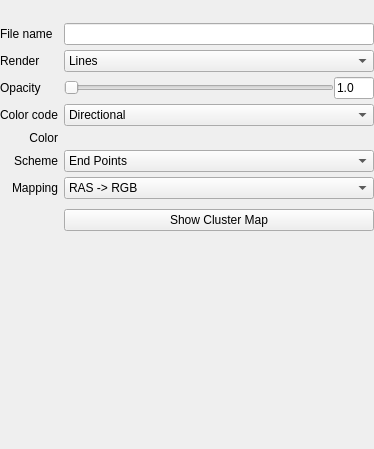
First picture: the form in freeview/PanelTrack.ui, repository freesurfer/freesurfer, before the edit.
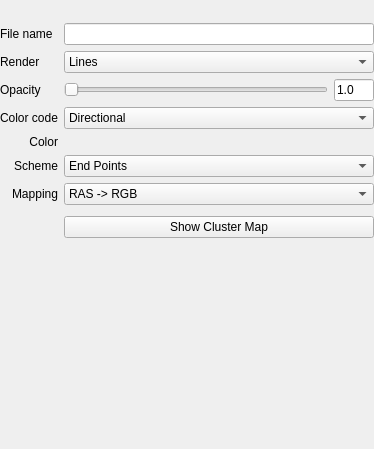
Second picture: the form after the edit. Custom widgets are drawn as their Qt base class.

The edit to the form file:
```diff
--- a/freeview/PanelTrack.ui
+++ b/freeview/PanelTrack.ui
@@ -70,7 +70,7 @@
     <item>
      <layout class="QGridLayout" name="gridLayout">
       <property name="verticalSpacing">
-       <number>5</number>
+       <number>6</number>
       </property>
       <item row="6" column="0">
        <widget class="QLabel" name="labelDirectionScheme">
```
